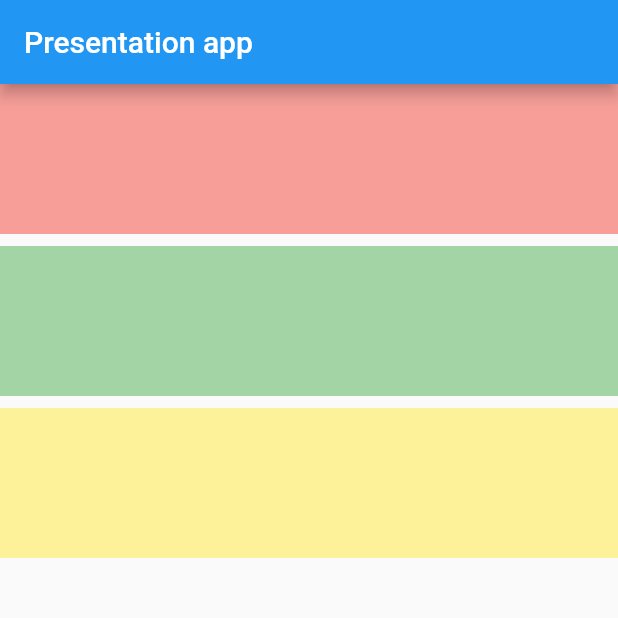
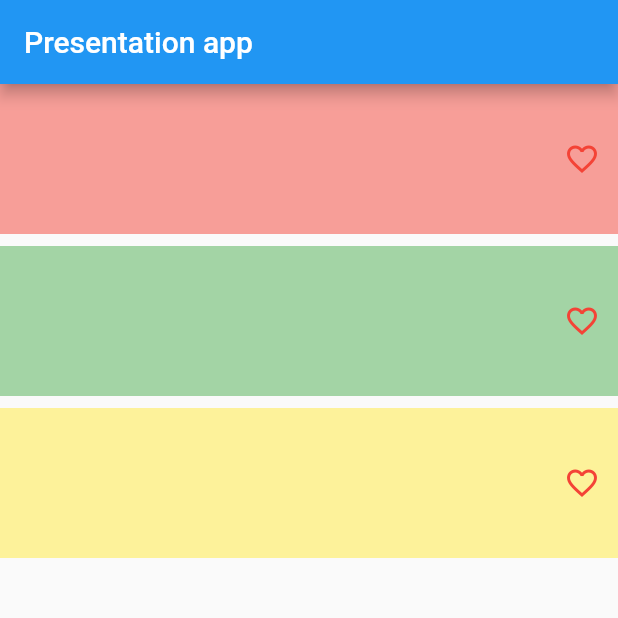
Before and after one commit to Windmill-hq/Colors, a Flutter app: the screen it shows after launch, after a tap on the "add" icon, on a phone screen of 412 x 824 dp, the top half of it. Run offline on Flutter 3.47's test engine with Material 2 defaults, Android fonts, the phone set to English and light mode, and no system bars; network calls fail.

Commit message:
Step 4. Extract list and items in widgets. Create ColorsModel Add ChangeNotifierProvider to main file Add provider package

```diff
--- a/lib/constants.dart
+++ b/lib/constants.dart
@@ -1,7 +1,7 @@
 import 'package:flutter/material.dart';
 
-const List<Color> initColors = [
-  Colors.red,
-  Colors.green,
-  Colors.yellow,
+final List<Color> initColors = [
+  Colors.red.withOpacity(0.5),
+  Colors.green.withOpacity(0.5),
+  Colors.yellow.withOpacity(0.5),
 ];
--- a/lib/data/color_with_like.dart
+++ b/lib/data/color_with_like.dart
@@ -8,7 +8,7 @@ class ColorWithLike {
     isLiked ??= false;
   }
 
-  static convertFromListColors(List<Color> inColors) {
-    return inColors.map((inColor) => ColorWithLike(color: inColor));
+  static List<ColorWithLike> convertFromListColors(List<Color> inColors) {
+    return inColors.map((inColor) => ColorWithLike(color: inColor)).toList();
   }
 }
--- /dev/null
+++ b/lib/data_source/color_data_source.dart
@@ -0,0 +1,15 @@
+import 'dart:convert';
+
+import 'package:http/http.dart' as http;
+import 'package:kotlin_night_2019_app/data/response_color.dart';
+
+class ColorDataSource {
+  loadColor() async {
+    final response = await http.get('http://www.colr.org/json/color/random');
+    if (response.statusCode == 200) {
+      return ResponseColor.fromJson(json.decode(response.body)).newColor;
+    } else {
+      throw Exception('Failed to load color with response = $response');
+    }
+  }
+}
--- a/lib/main.dart
+++ b/lib/main.dart
@@ -1,18 +1,30 @@
 import 'package:flutter/material.dart';
+import 'package:kotlin_night_2019_app/data/color_with_like.dart';
+import 'package:kotlin_night_2019_app/data_source/color_data_source.dart';
+import 'package:kotlin_night_2019_app/models/colors_model.dart';
 import 'package:kotlin_night_2019_app/sreens/home_screen.dart';
+import 'package:provider/provider.dart';
+
+import 'constants.dart';
 
 void main() => runApp(MyApp());
 
 class MyApp extends StatelessWidget {
   @override
   Widget build(BuildContext context) {
-    return MaterialApp(
-      debugShowCheckedModeBanner: false,
-      title: 'Kotlin Night App',
-      theme: ThemeData(
-        primarySwatch: Colors.blue,
+    return ChangeNotifierProvider<ColorsModel>(
+      builder: (_) => ColorsModel(
+            ColorDataSource(),
+            colors: ColorWithLike.convertFromListColors(initColors),
+          ),
+      child: MaterialApp(
+        debugShowCheckedModeBanner: false,
+        title: 'Kotlin Night App',
+        theme: ThemeData(
+          primarySwatch: Colors.blue,
+        ),
+        home: HomePage(),
       ),
-      home: HomePage(),
     );
   }
 }
--- /dev/null
+++ b/lib/models/colors_model.dart
@@ -0,0 +1,21 @@
+import 'package:flutter/foundation.dart';
+import 'package:kotlin_night_2019_app/data/color_with_like.dart';
+import 'package:kotlin_night_2019_app/data_source/color_data_source.dart';
+import 'package:kotlin_night_2019_app/utils.dart';
+
+class ColorsModel extends ChangeNotifier {
+  ColorDataSource _dataSource;
+  List<ColorWithLike> _colors;
+  List<ColorWithLike> get colors => _colors;
+
+  ColorsModel(ColorDataSource dataSource, {List<ColorWithLike> colors}) {
+    _colors = colors ?? List();
+    _dataSource = dataSource;
+  }
+
+  addRandomColor() async {
+    String colorStr = await _dataSource.loadColor();
+    _colors.add(ColorWithLike(color: hexToColor(colorStr).withOpacity(0.5)));
+    notifyListeners();
+  }
+}
--- a/lib/sreens/home_screen.dart
+++ b/lib/sreens/home_screen.dart
@@ -1,134 +1,42 @@
-import 'dart:convert';
+import 'package:flutter/material.dart';
+import 'package:kotlin_night_2019_app/models/colors_model.dart';
+import 'package:kotlin_night_2019_app/widgets/widgets.dart';
+import 'package:provider/provider.dart';
 
-import 'package:flutter/material.dart';
-import 'package:http/http.dart' as http;
-import 'package:kotlin_night_2019_app/data/color_with_like.dart';
-import 'package:kotlin_night_2019_app/data/response_color.dart';
+import 'detail_screen.dart';
 
-import '../constants.dart';
-import '../utils.dart';
+// Main points
+// 1. Extract list in widget
+// 2. Move logic to ColorsModel
+// 3. Add ChangeNotifierProvider to main file
+// 4. Add provider package
 
-class HomePage extends StatefulWidget {
-  @override
-  _HomePageState createState() => _HomePageState();
-}
-
-class _HomePageState extends State<HomePage> {
-//  List<ColorWithLike> _colors;
-//
-//  @override
-//  void initState() {
-//    _colors = List()
-//      ..addAll(
-//        ColorWithLike.convertFromListColors(initColors),
-//      );
-//    super.initState();
-//  }
-  List<Color> _colors;
-
-  @override
-  void initState() {
-    super.initState();
-    _colors = List()..addAll(initColors);
-  }
-
+class HomePage extends StatelessWidget {
   @override
   Widget build(BuildContext context) {
     return Scaffold(
       appBar: AppBar(
         title: Text("Presentation app"),
       ),
-      body: ListView.separated(
-        separatorBuilder: (context, index) {
-          return Container(height: 8);
+      body: ListWithColors(
+        onItemClickListener: (clickedColor) {
+          Navigator.push(
+            context,
+            MaterialPageRoute(
+              builder: (context) => DetailScreen(
+                    color: clickedColor,
+                  ),
+            ),
+          );
         },
-        itemCount: _colors.length,
-        itemBuilder: (context, index) {
-          return Container(
-              width: double.infinity,
-              height: 100,
-              color: _colors[index].withOpacity(0.5));
-        },
-//        itemCount: _colors.length,
-//        itemBuilder: (context, index) {
-//          return InkWell(
-//            onTap: () {
-//              Navigator.push(
-//                context,
-//                MaterialPageRoute(
-//                  builder: (context) => DetailScreen(
-//                        color: _colors[index],
-//                      ),
-//                ),
-//              );
-//            },
-//            child: ColorItem(colorWithLike: _colors[index]),
-//          );
-//        },
       ),
       floatingActionButton: FloatingActionButton(
         child: Icon(Icons.add),
-        onPressed: _addRandomColor,
-      ),
-    );
-  }
-
-//  _addRandomColor() async {
-//    Color newColor = await loadColor();
-//    setState(() {
-//      _colors.add(ColorWithLike(color: newColor));
-//    });
-//  }
-  _addRandomColor() async {
-    Color newColor = await loadColor();
-    setState(() {
-      _colors.add(newColor);
-    });
-  }
-}
-
-class ColorItem extends StatefulWidget {
-  final ColorWithLike colorWithLike;
-
-  const ColorItem({Key key, this.colorWithLike}) : super(key: key);
-
-  @override
-  _ColorItemState createState() => _ColorItemState();
-}
-
-class _ColorItemState extends State<ColorItem> {
-  @override
-  Widget build(BuildContext context) {
-    return Container(
-      width: double.infinity,
-      height: 100,
-      color: widget.colorWithLike.color.withOpacity(0.5),
-      child: Align(
-        alignment: Alignment.centerRight,
-        child: IconButton(
-          icon: getLikeIconForColor(widget.colorWithLike),
-          onPressed: () {
-            setState(() {
-              widget.colorWithLike.isLiked = !widget.colorWithLike.isLiked;
-            });
-          },
-        ),
+        onPressed: Provider.of<ColorsModel>(
+          context,
+          listen: false,
+        ).addRandomColor,
       ),
     );
   }
 }
-
-loadColor() async {
-  final response = await http.get('http://www.colr.org/json/color/random');
-  if (response.statusCode == 200) {
-    String newColorStr =
-        ResponseColor.fromJson(json.decode(response.body)).newColor;
-    return hexToColor(newColorStr);
-  } else {
-    throw Exception('Failed to load color with response = $response');
-  }
-}
-
-Color hexToColor(String code) {
-  return Color(int.parse(code.substring(0, 6), radix: 16) + 0xFF000000);
-}
--- a/lib/utils.dart
+++ b/lib/utils.dart
@@ -10,3 +10,8 @@ Icon getLikeIconForColor(ColorWithLike color) {
         )
       : Icon(Icons.favorite_border, color: Colors.red);
 }
+
+Color hexToColor(String code) {
+  print('code = $code');
+  return Color(int.parse(code.substring(0, 6), radix: 16) + 0xFF000000);
+}
--- /dev/null
+++ b/lib/widgets/color_item.dart
@@ -0,0 +1,35 @@
+import 'package:flutter/material.dart';
+import 'package:kotlin_night_2019_app/data/color_with_like.dart';
+
+import '../utils.dart';
+
+class ColorItem extends StatefulWidget {
+  final ColorWithLike colorWithLike;
+
+  const ColorItem({Key key, this.colorWithLike}) : super(key: key);
+
+  @override
+  _ColorItemState createState() => _ColorItemState();
+}
+
+class _ColorItemState extends State<ColorItem> {
+  @override
+  Widget build(BuildContext context) {
+    return Container(
+      width: double.infinity,
+      height: 100,
+      color: widget.colorWithLike.color,
+      child: Align(
+        alignment: Alignment.centerRight,
+        child: IconButton(
+          icon: getLikeIconForColor(widget.colorWithLike),
+          onPressed: () {
+            setState(() {
+              widget.colorWithLike.isLiked = !widget.colorWithLike.isLiked;
+            });
+          },
+        ),
+      ),
+    );
+  }
+}
--- /dev/null
+++ b/lib/widgets/list_with_colors.dart
@@ -0,0 +1,32 @@
+import 'package:flutter/material.dart';
+import 'package:kotlin_night_2019_app/data/color_with_like.dart';
+import 'package:kotlin_night_2019_app/models/colors_model.dart';
+import 'package:kotlin_night_2019_app/widgets/color_item.dart';
+import 'package:provider/provider.dart';
+
+class ListWithColors extends StatelessWidget {
+  final Function(ColorWithLike color) onItemClickListener;
+
+  const ListWithColors({Key key, @required this.onItemClickListener})
+      : super(key: key);
+
+  @override
+  Widget build(BuildContext context) {
+    List<ColorWithLike> colors = Provider.of<ColorsModel>(context).colors;
+
+    return ListView.separated(
+      separatorBuilder: (context, index) {
+        return Container(height: 8);
+      },
+      itemCount: colors.length,
+      itemBuilder: (context, index) {
+        return InkWell(
+          onTap: () {
+            onItemClickListener(colors[index]);
+          },
+          child: ColorItem(colorWithLike: colors[index]),
+        );
+      },
+    );
+  }
+}
--- /dev/null
+++ b/lib/widgets/widgets.dart
@@ -0,0 +1,2 @@
+export 'color_item.dart';
+export 'list_with_colors.dart';
```
Also changed, not shown: pubspec.yaml (+2 -53 lines), pubspec.lock.
